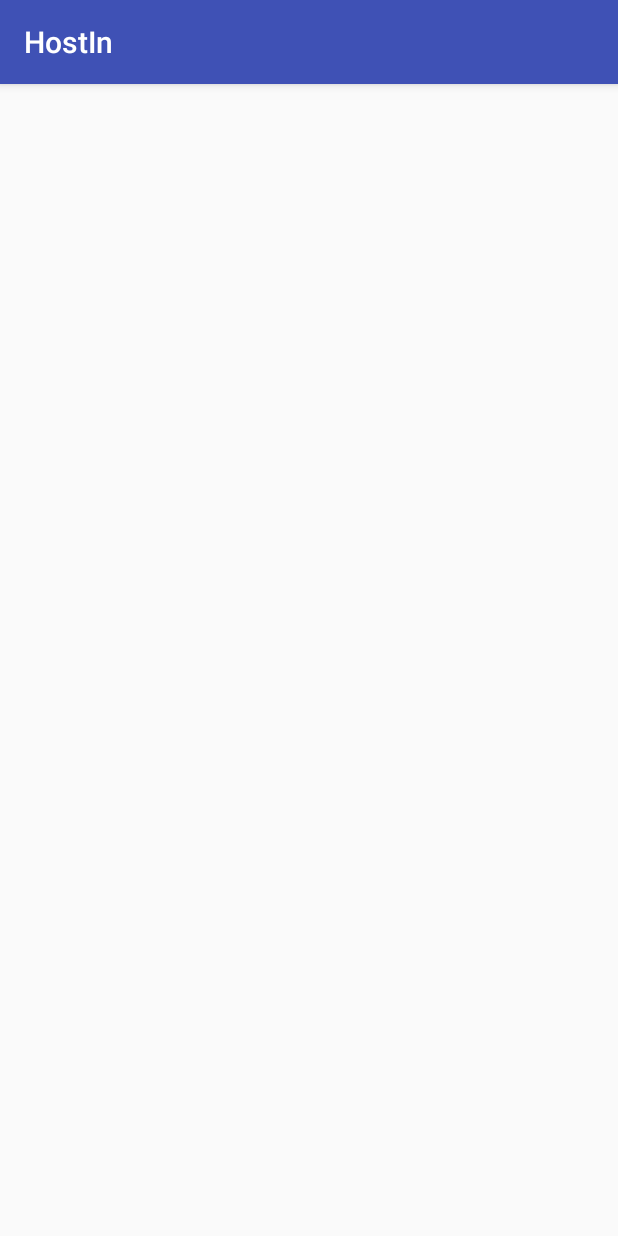
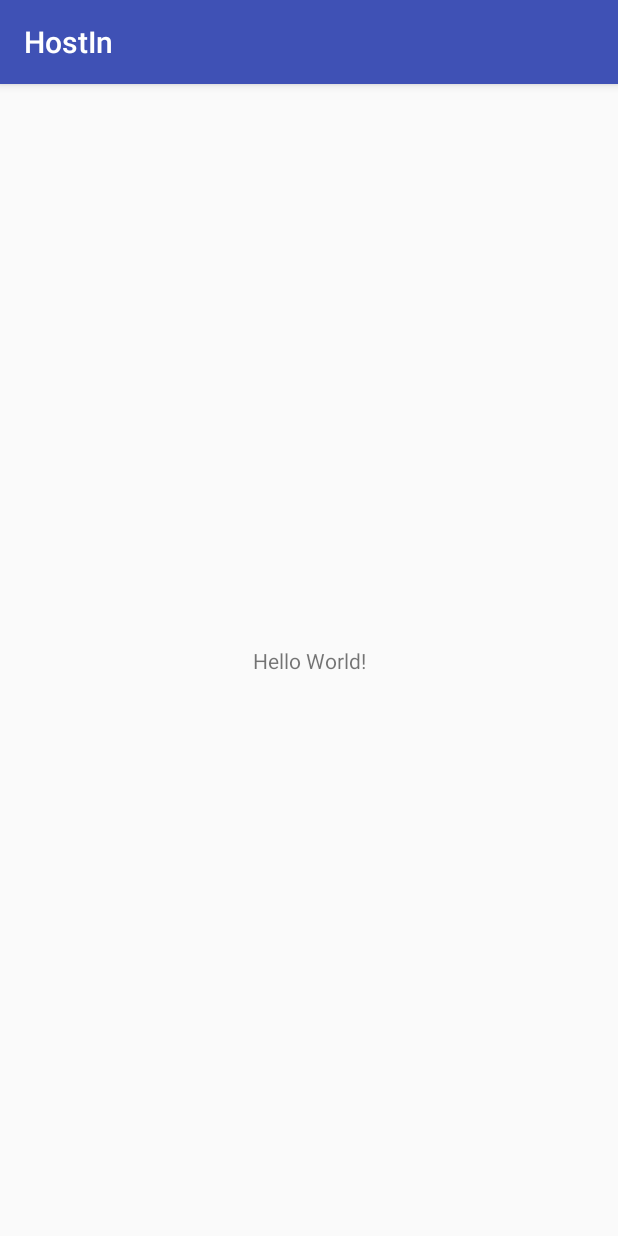
Before and after one commit to RanaMuneeb9/HostIn, an Android app: the screen it shows after launch (MainActivity), on a phone screen of 412 x 824 dp. Run offline under Robolectric (Android 15) with nearby library versions, the phone set to English and light mode, and no system bars.

Commit message:
1st Test

```diff
--- a/app/src/main/res/layout/activity_main.xml
+++ b/app/src/main/res/layout/activity_main.xml
@@ -1,8 +1,18 @@
 <?xml version="1.0" encoding="utf-8"?>
 <android.support.constraint.ConstraintLayout xmlns:android="http://schemas.android.com/apk/res/android"
+    xmlns:app="http://schemas.android.com/apk/res-auto"
     xmlns:tools="http://schemas.android.com/tools"
     android:layout_width="match_parent"
     android:layout_height="match_parent"
     tools:context="com.munib.hostin.MainActivity">
 
+    <TextView
+        android:layout_width="wrap_content"
+        android:layout_height="wrap_content"
+        android:text="Hello World!"
+        app:layout_constraintBottom_toBottomOf="parent"
+        app:layout_constraintLeft_toLeftOf="parent"
+        app:layout_constraintRight_toRightOf="parent"
+        app:layout_constraintTop_toTopOf="parent" />
+
 </android.support.constraint.ConstraintLayout>
```
Also changed, not shown: app/src/main/res/mipmap-hdpi/ic_launcher.png, app/src/main/res/mipmap-mdpi/ic_launcher.png, app/src/main/res/mipmap-xhdpi/ic_launcher.png, app/src/main/res/mipmap-xxhdpi/ic_launcher.png, app/src/main/res/mipmap-xxxhdpi/ic_launcher.png.
